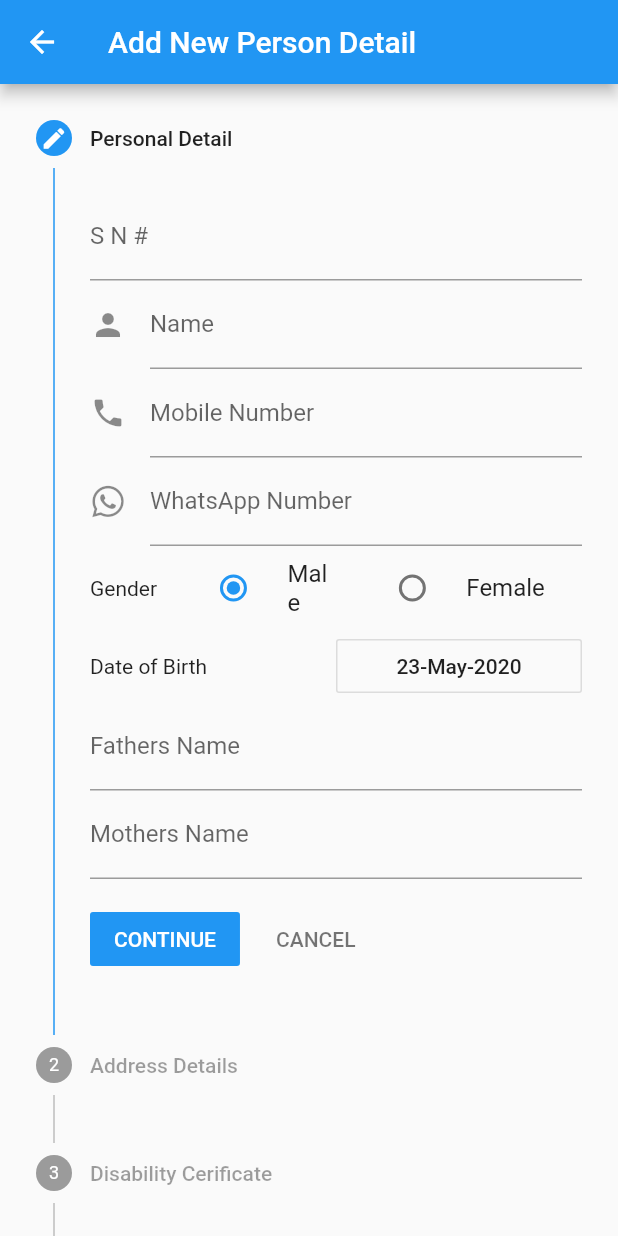
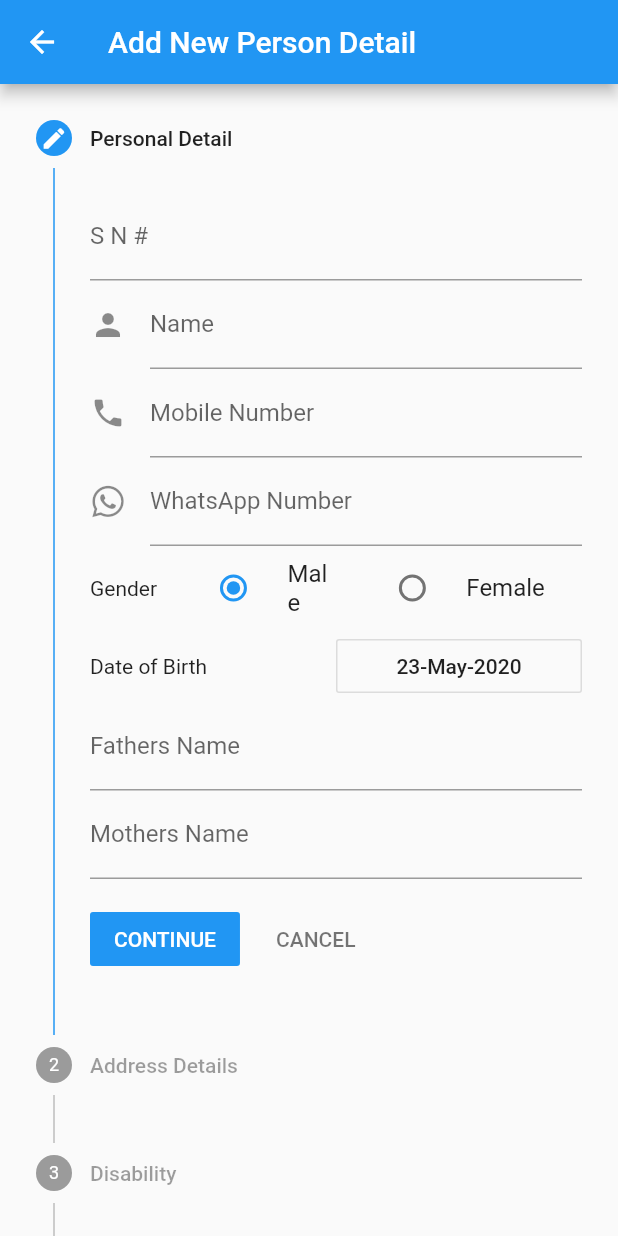
Before and after one commit to pratyushharsh/snumngo, a Flutter app: the AddPerson screen opened by its route, on a phone screen of 412 x 824 dp. Run offline on Flutter 3.47's test engine with Material 2 defaults, Android fonts, the phone set to English and light mode, and no system bars; our stand-ins replace bloc, equatable, firebase_auth, flutter_bloc, flutter_icons, image_cropper and 2 more; accounts and stored records are empty.

Commit message:
Added Translation Values

```diff
--- a/lib/person/add_person_form.dart
+++ b/lib/person/add_person_form.dart
@@ -1,5 +1,6 @@
 import 'package:flutter/material.dart';
 import 'package:flutter_bloc/flutter_bloc.dart';
+import 'package:snumngo/generated/l10n.dart';
 import 'package:snumngo/person/bloc/bloc.dart';
 import 'package:snumngo/person/occupation_detail.dart';
 import 'package:snumngo/person/personal_detail.dart';
@@ -66,37 +67,37 @@ class _AddPersonFormState extends State<AddPersonForm> {
   List<Step> _mySteps(Person person) {
     List<Step> _steps = [
       Step(
-        title: Text("Personal Detail"),
+        title: Text(S.of(context).personal_detail),
         content: PersonalInfoWidget(),
         isActive: _currentStep >= 0,
         state: getState(0)
       ),
       Step(
-        title: Text("Address Details"),
+        title: Text(S.of(context).address_detail),
         content: AddressWidget(),
         isActive: _currentStep >= 1,
           state: getState(1)
       ),
       Step(
-          title: Text("Disability Cerificate"),
+          title: Text(S.of(context).disability),
           content: DisabilityWidget(),
           isActive: _currentStep >= 2,
           state: getState(2)
       ),
       Step(
-          title: Text("Aadhaar Detail"),
+          title: Text(S.of(context).aadhar_detail),
           content: AadharBankWidget(),
           isActive: _currentStep >= 3,
           state: getState(3)
       ),
       Step(
-          title: Text("Pan Voter"),
+          title: Text(S.of(context).pan_voter_detail),
           content: PanVoterWidget(),
           isActive: _currentStep >= 4,
           state: getState(4)
       ),
       Step(
-          title: Text("Occupation Detail"),
+          title: Text(S.of(context).occupational_detail),
           content: OccupationalDetail(),
           isActive: _currentStep >= 5,
           state: getState(5)
--- a/lib/screen/settings.dart
+++ b/lib/screen/settings.dart
@@ -8,7 +8,7 @@ class Settings extends StatelessWidget {
   Widget build(BuildContext context) {
     return Scaffold(
       appBar: AppBar(
-        title: Text("Settings"),
+        title: Text(S.of(context).settings),
       ),
       body: SingleChildScrollView(
         child: Container(
@@ -18,14 +18,14 @@ class Settings extends StatelessWidget {
               Row(
                 children: <Widget>[
                   Expanded(
-                    child: Text("Select Your Language"),
+                    child: Text(S.of(context).select_ur_language),
                   ),
                   Expanded(
                     child: BlocBuilder<ThemeBloc, ThemeState>(
                       builder: (context, state) {
                         return DropdownButton(
                           isExpanded: true,
-                          hint: Text('Select Language'),
+                          hint: Text(S.of(context).select_language),
                           value: state.locale,
                           onChanged: (val) {
                             BlocProvider.of<ThemeBloc>(context)
```
Also changed, not shown: lib/l10n/intl_en.arb (+9 -0 lines), lib/generated/intl/messages_en.dart, lib/generated/l10n.dart.
